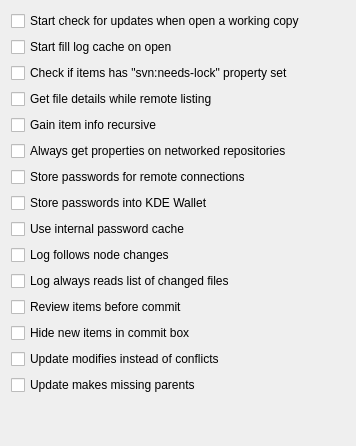
First picture: the form in src/settings/subversion_settings.ui, repository KDE/kdesvn, before the edit.
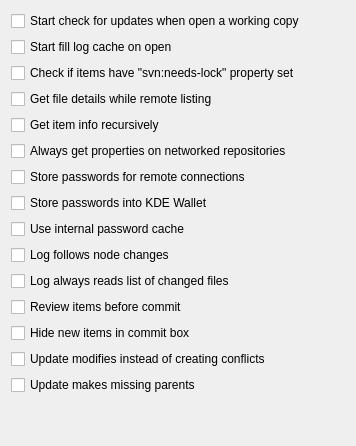
Second picture: the form after the edit.

Commit message: src/settings/subversion_settings.ui : Fix typos, improve a few texts

Diff of the .ui file:
```diff
--- a/src/settings/subversion_settings.ui
+++ b/src/settings/subversion_settings.ui
@@ -46,7 +46,7 @@
         <string>When listing on working copies kdesvn may check for &lt;tt&gt;svn:needs-lock&lt;/tt&gt; property.&lt;br&gt;But due this listings/updating on folders containing lot of items may get slow. So you should only switch on if you have repositories containing lot of such entries.</string>
        </property>
        <property name="text">
-        <string>Check if items has &quot;svn:needs-lock&quot; property set</string>
+        <string>Check if items have &quot;svn:needs-lock&quot; property set</string>
        </property>
       </widget>
      </item>
@@ -71,7 +71,7 @@
      <item>
       <widget class="QCheckBox" name="kcfg_info_recursive">
        <property name="text">
-        <string>Gain item info recursive</string>
+        <string>Get item info recursively</string>
        </property>
        <property name="shortcut">
         <string/>
@@ -197,7 +197,7 @@
         <string>&lt;html&gt;&lt;head/&gt;&lt;body&gt;&lt;p&gt;If set, a local addition at the same path as an incoming addition of the same node kind results in a normal node with a possible local modification, instead of a tree conflict.&lt;/p&gt;&lt;/body&gt;&lt;/html&gt;</string>
        </property>
        <property name="text">
-        <string>Update modifies instead of conflicts</string>
+        <string>Update modifies instead of creating conflicts</string>
        </property>
       </widget>
      </item>
```
Left out of the diff: 20 changed lines with no effect on the pictures.
